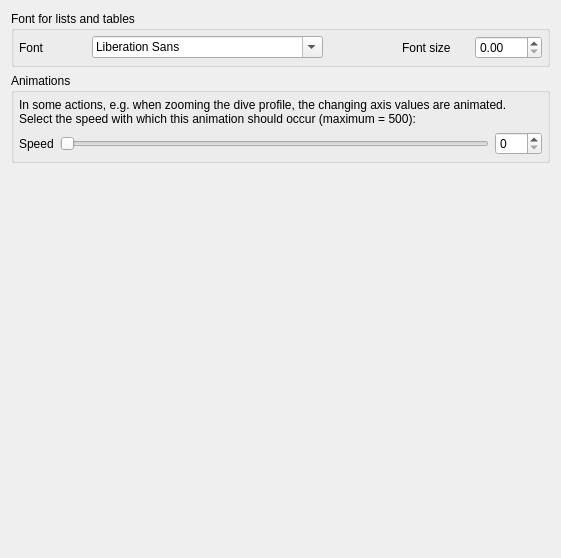
The window that desktop-widgets/preferences/preferences_defaults.ui (subsurface/subsurface) describes before a commit, drawn with Qt 5.
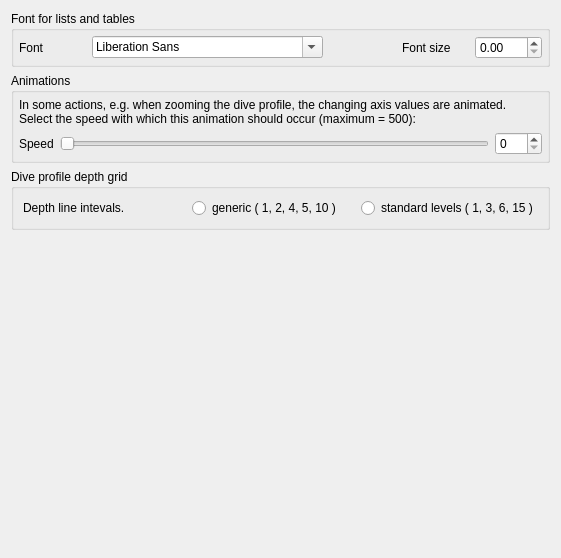
The same window after the commit.

Commit message: Added option to choose between different depth grid quantization schema. This allows having 3m depth grid for metric users.

```diff
--- a/desktop-widgets/preferences/preferences_defaults.ui
+++ b/desktop-widgets/preferences/preferences_defaults.ui
@@ -118,7 +118,36 @@
      </layout>
     </widget>
    </item>
-
+   <item>
+    <widget class="QGroupBox" name="groupBox_gridDepth">
+     <property name="title">
+      <string>Dive profile depth grid</string>
+     </property>
+     <layout class="QHBoxLayout" name="horizontalLayout">
+      <item>
+       <widget class="QLabel" name="label">
+        <property name="text">
+         <string>Depth line intevals.</string>
+        </property>
+       </widget>
+      </item>
+      <item>
+       <widget class="QRadioButton" name="gridNatural">
+        <property name="text">
+         <string>generic ( 1, 2, 4, 5, 10 )</string>
+        </property>
+       </widget>
+      </item>
+      <item>
+       <widget class="QRadioButton" name="gridLeveled">
+        <property name="text">
+         <string>standard levels ( 1, 3, 6, 15 )</string>
+        </property>
+       </widget>
+      </item>
+     </layout>
+    </widget>
+   </item>
    <item>
     <spacer name="verticalSpacer_2">
      <property name="orientation">
```
Left out of the diff: 47 changed lines with no effect on the pictures. The commit also changes 8 other files.
